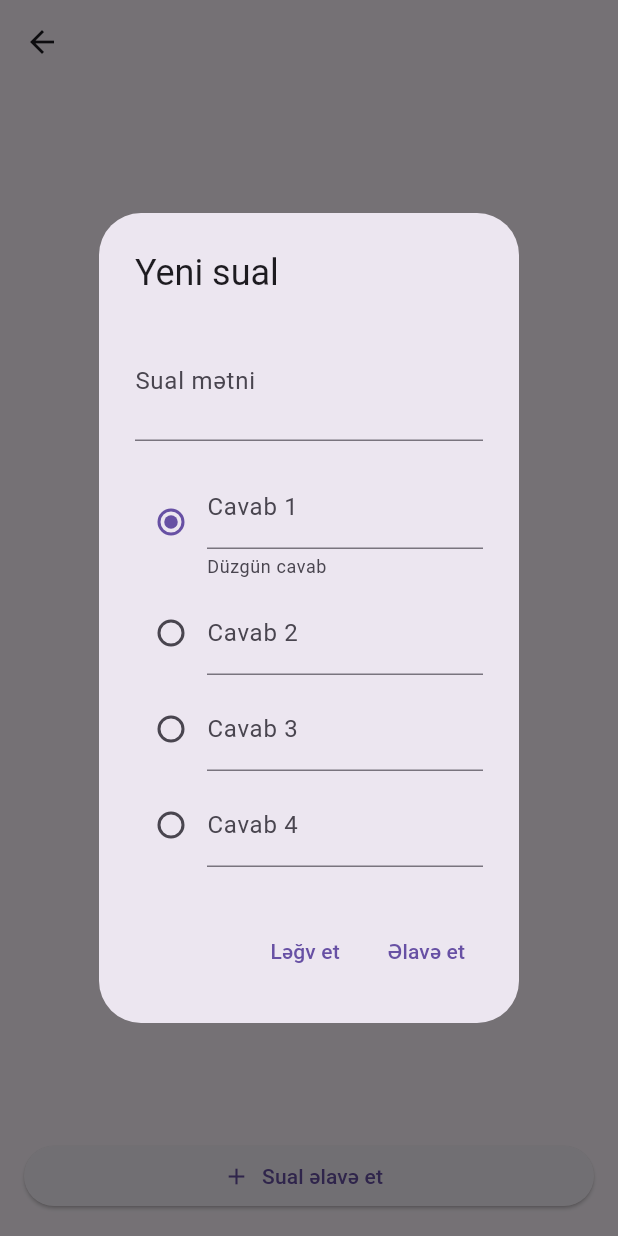
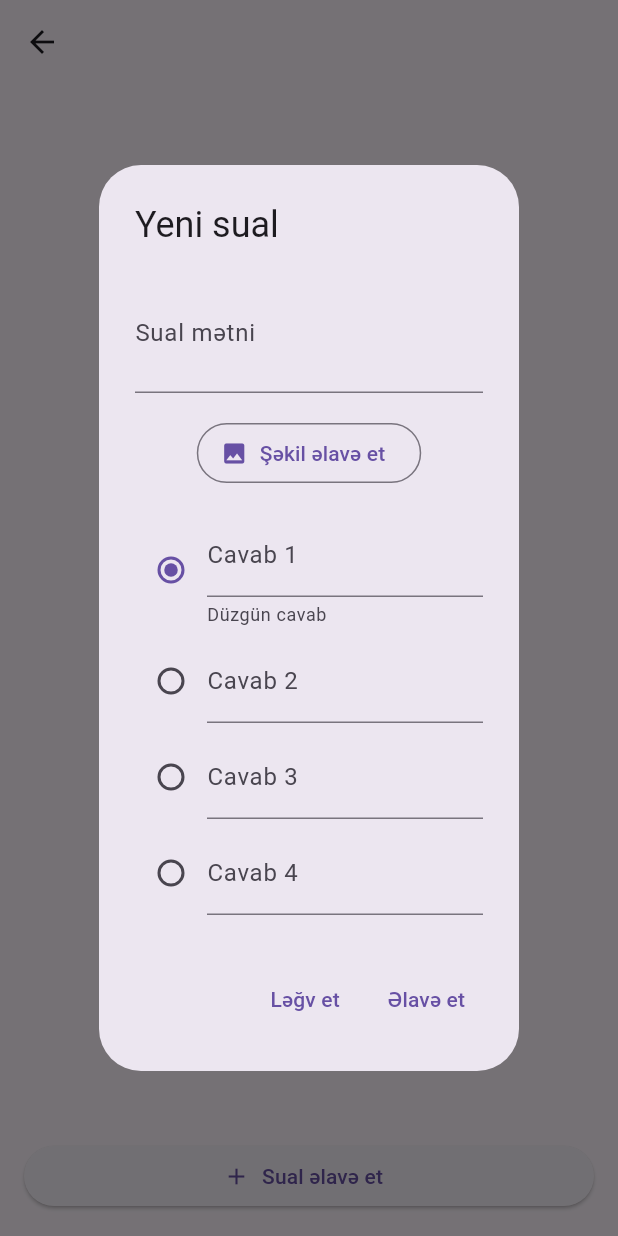
Before and after one commit to GGdev-pixel/aheng_app, a Flutter app: the ManageQuestionsScreen screen opened directly with empty values, after a tap on "Sual əlavə et", on a phone screen of 412 x 824 dp. Run offline on Flutter 3.47's test engine with Material 3 defaults, Android fonts, the light colour scheme and no system bars; our stand-ins replace cloud_firestore, firebase_auth, firebase_core, firebase_storage, image_picker; accounts and stored records are empty.

```diff
--- a/lib/models/question.dart
+++ b/lib/models/question.dart
@@ -3,12 +3,14 @@ class Question {
   final String text;
   final List<String> options;
   final int correctIndex;
+  final String? imageUrl;
 
   const Question({
     required this.id,
     required this.text,
     required this.options,
     required this.correctIndex,
+    this.imageUrl,
   });
 
   factory Question.fromFirestore(String id, Map<String, dynamic> data) {
@@ -17,6 +19,7 @@ class Question {
       text: data['text'] ?? '',
       options: List<String>.from(data['options'] ?? []),
       correctIndex: data['correctIndex'] ?? 0,
+      imageUrl: data['imageUrl'],
     );
   }
 
@@ -25,6 +28,7 @@ class Question {
       'text': text,
       'options': options,
       'correctIndex': correctIndex,
+      if (imageUrl != null) 'imageUrl': imageUrl,
     };
   }
 }
--- a/lib/screens/manage_questions_screen.dart
+++ b/lib/screens/manage_questions_screen.dart
@@ -1,6 +1,8 @@
 import 'package:flutter/material.dart';
 import '../models/question.dart';
 import '../services/content_service.dart';
+import 'dart:io';
+import 'package:image_picker/image_picker.dart';
 
 class ManageQuestionsScreen extends StatelessWidget {
   final Subject subject;
@@ -19,6 +21,8 @@ class ManageQuestionsScreen extends StatelessWidget {
     final option3 = TextEditingController();
     final option4 = TextEditingController();
     int correctIndex = 0;
+    File? pickedImage;
+    bool isUploading = false;
 
     showDialog(
       context: context,
@@ -33,6 +37,49 @@ class ManageQuestionsScreen extends StatelessWidget {
                   controller: textController,
                   decoration: const InputDecoration(labelText: 'Sual mətni'),
                   maxLines: 2,
+                ),
+                const SizedBox(height: 16),
+                if (pickedImage != null)
+                  Padding(
+                    padding: const EdgeInsets.only(bottom: 12),
+                    child: Stack(
+                      children: [
+                        ClipRRect(
+                          borderRadius: BorderRadius.circular(8),
+                          child: Image.file(
+                            pickedImage!,
+                            height: 150,
+                            width: double.infinity,
+                            fit: BoxFit.cover,
+                          ),
+                        ),
+                        Positioned(
+                          top: 4,
+                          right: 4,
+                          child: IconButton(
+                            icon: const Icon(Icons.close, color: Colors.white),
+                            style: IconButton.styleFrom(
+                              backgroundColor: Colors.black54,
+                            ),
+                            onPressed: () {
+                              setDialogState(() => pickedImage = null);
+                            },
+                          ),
+                        ),
+                      ],
+                    ),
+                  ),
+                OutlinedButton.icon(
+                  onPressed: () async {
+                    final picker = ImagePicker();
+                    final picked =
+                    await picker.pickImage(source: ImageSource.gallery);
+                    if (picked != null) {
+                      setDialogState(() => pickedImage = File(picked.path));
+                    }
+                  },
+                  icon: const Icon(Icons.image),
+                  label: Text(pickedImage == null ? 'Şəkil əlavə et' : 'Şəkli dəyiş'),
                 ),
                 const SizedBox(height: 16),
                 for (int i = 0; i < 4; i++)
@@ -64,11 +111,13 @@ class ManageQuestionsScreen extends StatelessWidget {
           ),
           actions: [
             TextButton(
-              onPressed: () => Navigator.pop(context),
+              onPressed: isUploading ? null : () => Navigator.pop(context),
               child: const Text('Ləğv et'),
             ),
             TextButton(
-              onPressed: () async {
+              onPressed: isUploading
+                  ? null
+                  : () async {
                 final options = [
                   option1.text.trim(),
                   option2.text.trim(),
@@ -79,16 +128,33 @@ class ManageQuestionsScreen extends StatelessWidget {
                     options.any((o) => o.isEmpty)) {
                   return;
                 }
+
+                setDialogState(() => isUploading = true);
+
+                String? imageUrl;
+                if (pickedImage != null) {
+                  imageUrl =
+                  await ContentService.uploadQuestionImage(pickedImage!);
+                }
+
                 await ContentService.addQuestion(
                   subjectId: subject.id,
                   topicId: topic.id,
                   text: textController.text.trim(),
                   options: options,
                   correctIndex: correctIndex,
+                  imageUrl: imageUrl,
                 );
+
                 if (context.mounted) Navigator.pop(context);
               },
-              child: const Text('Əlavə et'),
+              child: isUploading
+                  ? const SizedBox(
+                width: 16,
+                height: 16,
+                child: CircularProgressIndicator(strokeWidth: 2),
+              )
+                  : const Text('Əlavə et'),
             ),
           ],
         ),
@@ -147,16 +213,25 @@ class ManageQuestionsScreen extends StatelessWidget {
                       margin: const EdgeInsets.only(bottom: 12),
                       child: ListTile(
                         contentPadding: const EdgeInsets.all(16),
+                        leading: question.imageUrl != null
+                            ? ClipRRect(
+                          borderRadius: BorderRadius.circular(8),
+                          child: Image.network(
+                            question.imageUrl!,
+                            width: 48,
+                            height: 48,
+                            fit: BoxFit.cover,
+                          ),
+                        )
+                            : null,
                         title: Text(question.text),
                         subtitle: Text(
                           'Düzgün: ${question.options[question.correctIndex]}',
                           style: const TextStyle(color: Colors.green),
                         ),
                         trailing: IconButton(
-                          icon: const Icon(Icons.delete_outline,
-                              color: Colors.red),
-                          onPressed: () =>
-                              _confirmDelete(context, question),
+                          icon: const Icon(Icons.delete_outline, color: Colors.red),
+                          onPressed: () => _confirmDelete(context, question),
                         ),
                       ),
                     );
--- a/pubspec.yaml
+++ b/pubspec.yaml
@@ -37,6 +37,8 @@ dependencies:
   firebase_core: ^4.11.0
   cloud_firestore: ^6.6.0
   firebase_auth: ^6.5.4
+  firebase_storage: ^13.4.3
+  image_picker: ^1.2.3
 
 dev_dependencies:
   flutter_test:
```
Also changed, not shown: lib/screens/daily_quiz_screen.dart (+20 -0 lines), lib/screens/quiz_screen.dart (+20 -0 lines), lib/services/content_service.dart (+11 -0 lines), pubspec.lock, 2 other files.
